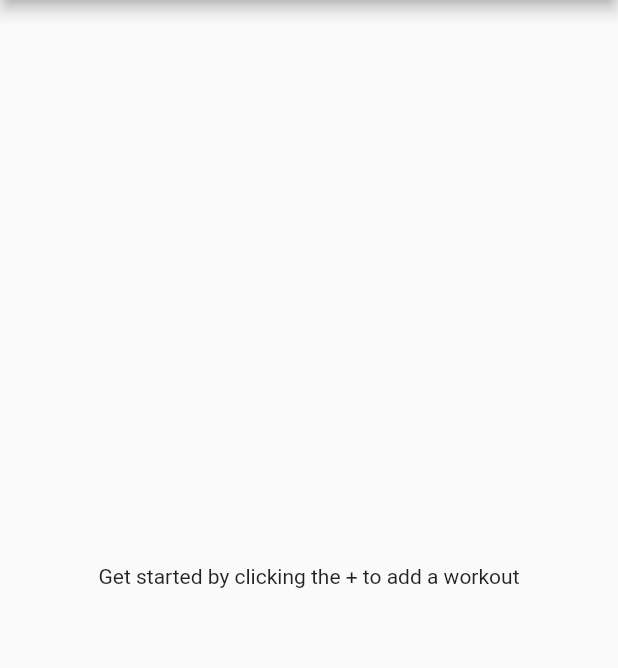
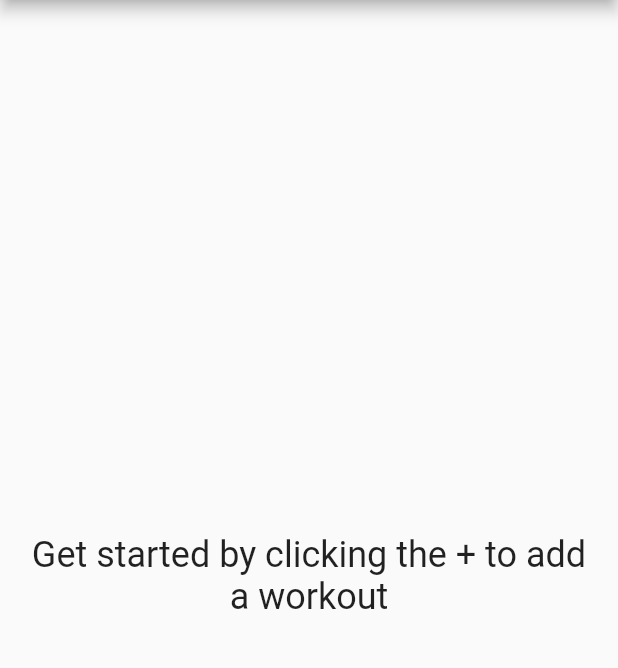
Before and after one commit to alastairrmcneill/workout-timer-app, a Flutter app: the screen it shows after launch, on a phone screen of 412 x 824 dp, the part 84-752 px from its top. Run offline on Flutter 3.47's test engine with Material 2 defaults, Android fonts, the phone set to English and light mode, and no system bars; our stand-ins replace sqflite; missing offline and left inert: dart:ffi; accounts and stored records are empty.

```diff
--- a/lib/screens/home_screen.dart
+++ b/lib/screens/home_screen.dart
@@ -43,6 +43,7 @@ class _HomeScreenState extends State<HomeScreen> {
           content: Form(
             key: _formKey,
             child: TextFormField(
+              textCapitalization: TextCapitalization.words,
               autofocus: true,
               validator: (value) {
                 if (value == null || value.trim().isEmpty) {
--- a/lib/screens/workout_screen.dart
+++ b/lib/screens/workout_screen.dart
@@ -49,6 +49,7 @@ class _WorkoutScreenState extends State<WorkoutScreen> {
                 mainAxisSize: MainAxisSize.min,
                 children: [
                   TextFormField(
+                    textCapitalization: TextCapitalization.words,
                     autofocus: true,
                     validator: (value) {
                       if (value == null || value.trim().isEmpty) {
--- a/lib/services/multi_stage_timer.dart
+++ b/lib/services/multi_stage_timer.dart
@@ -20,6 +20,7 @@ class MultiStageTimer {
   // Start timer
   start() {
     isRunning = true;
+    timerNotifier.setCurrentStageIndex = currentIndex;
     timer = Timer.periodic(const Duration(seconds: 1), (timer) {
       if (currentStage > 0) {
         currentStage--;
--- a/lib/widgets/workout_list_view.dart
+++ b/lib/widgets/workout_list_view.dart
@@ -19,11 +19,22 @@ class WorkoutListView extends StatelessWidget {
                   }).toList(),
                 ),
               )
-            : const Center(
-                child: Text("Get started by clicking the + to add a workout"),
+            : Padding(
+                padding: const EdgeInsets.all(20.0),
+                child: Center(
+                  child: Text(
+                    "Get started by clicking the + to add a workout",
+                    style: Theme.of(context).textTheme.headline5,
+                    textAlign: TextAlign.center,
+                  ),
+                ),
               )
-        : const Center(
-            child: Text('No workouts'),
+        : Center(
+            child: Text(
+              'No workouts',
+              style: Theme.of(context).textTheme.headline5,
+              textAlign: TextAlign.center,
+            ),
           );
   }
 }
```
Also changed, not shown: lib/screens/timer_screen.dart (+29 -5 lines), lib/support/themes.dart (+17 -8 lines), lib/widgets/activity_list_view.dart (+15 -4 lines), lib/widgets/activity_tile.dart (+24 -5 lines).
